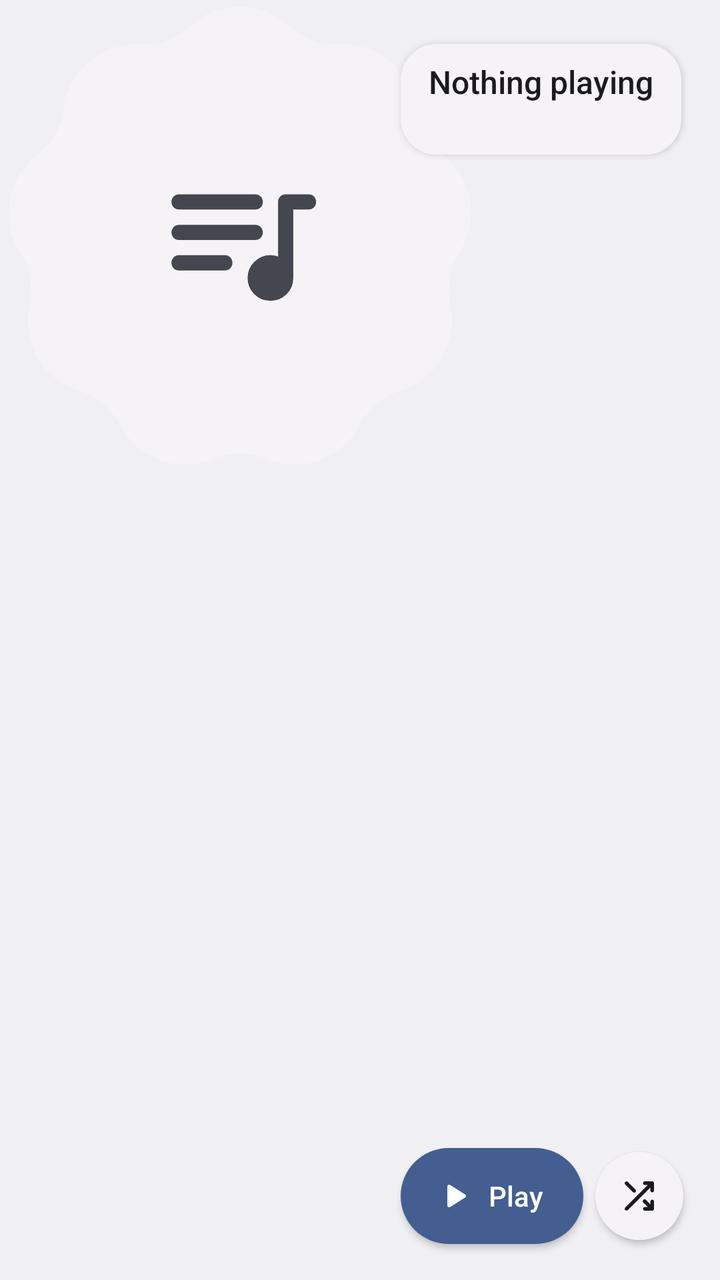
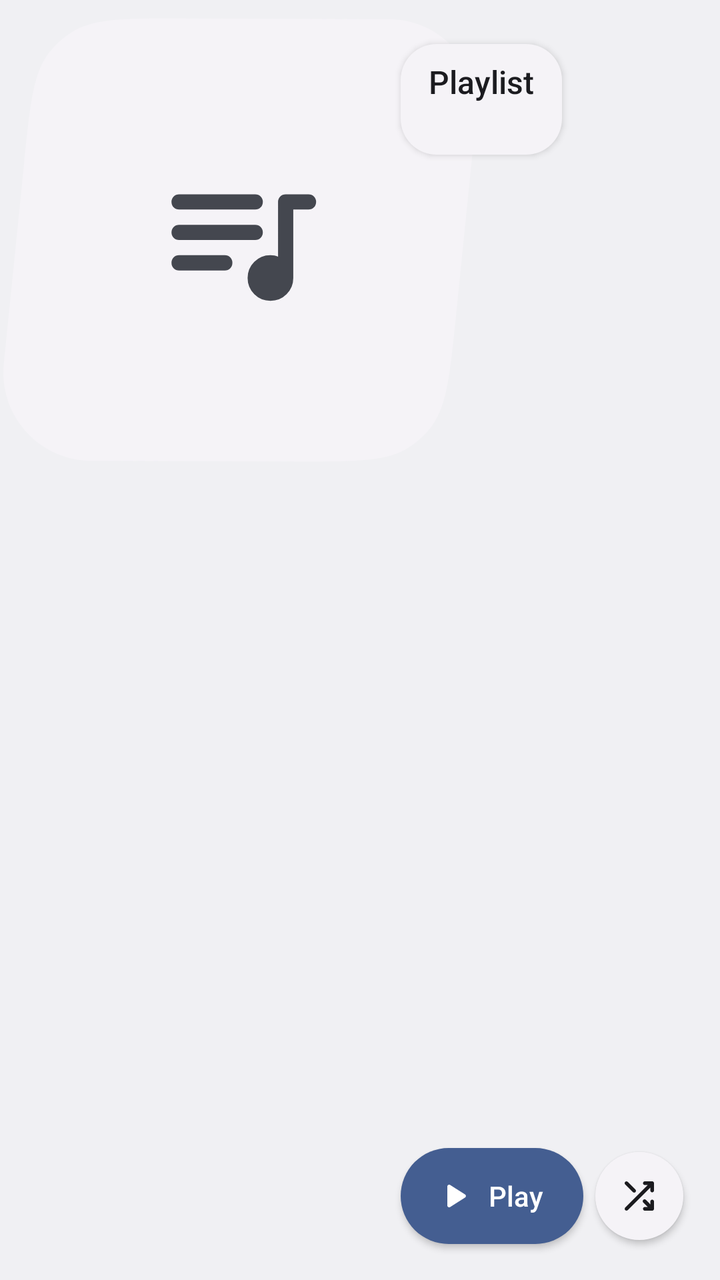

The first picture is an Android layout as it rendered before a commit; the second is the same layout after the commit. The layout source and the unified diff follow.
<!-- AndroidManifest.xml: application theme Theme.Music -->
<!-- res/layout/widget_playlist_floating_wide.xml -->
<?xml version="1.0" encoding="utf-8"?>
<RelativeLayout xmlns:android="http://schemas.android.com/apk/res/android"
    android:id="@+id/widget_root"
    android:layout_width="match_parent"
    android:layout_height="match_parent"
    android:clipChildren="false"
    android:clipToPadding="false">

    
    <ImageView
        android:id="@+id/widget_cover"
        android:layout_width="wrap_content"
        android:layout_height="match_parent"
        android:layout_alignParentStart="true"
        android:adjustViewBounds="true"
        android:importantForAccessibility="no"
        android:maxWidth="240dp"
        android:scaleType="fitStart"
        android:src="@drawable/widget_cookie_empty" />

    <LinearLayout
        android:id="@+id/widget_label"
        android:layout_width="wrap_content"
        android:layout_height="wrap_content"
        android:layout_alignParentTop="true"
        android:layout_marginStart="-40dp"
        android:layout_marginTop="22dp"
        android:layout_marginEnd="3dp"
        android:layout_toEndOf="@id/widget_cover"
        android:background="@drawable/widget_label"
        android:elevation="2dp"
        android:orientation="vertical"
        android:paddingStart="14dp"
        android:paddingTop="8dp"
        android:paddingEnd="14dp"
        android:paddingBottom="8dp">

        <TextView
            android:id="@+id/widget_title"
            android:layout_width="wrap_content"
            android:layout_height="wrap_content"
            android:text="@string/label_widget_nothing_playing"
            android:textSize="16sp"
            android:ellipsize="end"
            android:fontFamily="sans-serif-medium"
            android:maxLines="1"
            android:textColor="@color/widget_on_surface" />

        <TextView
            android:id="@+id/widget_text"
            android:layout_width="wrap_content"
            android:layout_height="wrap_content"
            android:textSize="13sp"
            android:ellipsize="end"
            android:maxLines="1"
            android:textColor="@color/widget_on_surface_variant" />
    </LinearLayout>

    <LinearLayout
        android:id="@+id/widget_buttons"
        android:layout_width="wrap_content"
        android:layout_height="wrap_content"
        android:layout_alignStart="@id/widget_label"
        android:layout_alignParentBottom="true"
        android:layout_marginBottom="18dp"
        android:clipChildren="false"
        android:gravity="center_vertical"
        android:orientation="horizontal">

        <LinearLayout
            android:id="@+id/widget_play"
            android:layout_width="wrap_content"
            android:layout_height="48dp"
            android:background="@drawable/widget_button_primary_pill"
            android:elevation="2dp"
            android:gravity="center_vertical"
            android:orientation="horizontal"
            android:paddingStart="16dp"
            android:paddingEnd="20dp">

            <ImageView
                android:layout_width="22dp"
                android:layout_height="22dp"
                android:importantForAccessibility="no"
                android:src="@drawable/ic_play_arrow"
                android:tint="@color/widget_on_primary" />

            <TextView
                android:id="@+id/widget_play_label"
                android:layout_width="wrap_content"
                android:layout_height="wrap_content"
                android:layout_marginStart="6dp"
                android:fontFamily="sans-serif-medium"
                android:text="@string/content_description_play"
                android:textColor="@color/widget_on_primary"
                android:textSize="14sp" />
        </LinearLayout>

            <ImageView
                android:id="@+id/widget_shuffle"
                android:layout_width="44dp"
                android:layout_height="44dp"
                android:layout_marginStart="6dp"
                android:background="@drawable/widget_button_surface_circle"
                android:contentDescription="@string/label_widget_playlist"
                android:elevation="2dp"
                android:padding="11dp"
                android:src="@drawable/ic_shuffle"
                android:tint="@color/widget_on_surface" />
    </LinearLayout>
</RelativeLayout>
<!-- resources referenced by this layout -->
<resources>
  <color name="widget_on_primary">@android:color/system_on_primary_light</color>
  <color name="widget_on_surface">@android:color/system_on_surface_light</color>
  <color name="widget_on_surface_variant">@android:color/system_on_surface_variant_light</color>
  <!-- drawable widget_button_primary_pill (drawable) -->
  <?xml version="1.0" encoding="utf-8"?>
  <ripple xmlns:android="http://schemas.android.com/apk/res/android" android:color="?android:attr/colorControlHighlight">
      <item>
          <shape android:shape="rectangle">
              <corners android:radius="24dp" />
              <solid android:color="@color/widget_primary" />
          </shape>
      </item>
  </ripple>
  <!-- drawable widget_button_surface_circle (drawable) -->
  <?xml version="1.0" encoding="utf-8"?>
  <ripple xmlns:android="http://schemas.android.com/apk/res/android" android:color="?android:attr/colorControlHighlight">
      <item>
          <shape android:shape="oval">
              <solid android:color="@color/widget_surface" />
          </shape>
      </item>
  </ripple>
  <!-- drawable widget_cookie_empty (drawable) -->
  <?xml version="1.0" encoding="utf-8"?>
  <layer-list xmlns:android="http://schemas.android.com/apk/res/android">
      <item android:drawable="@drawable/widget_cookie" />
      <item>
          <inset android:drawable="@drawable/widget_ic_queue_music" android:inset="31%" />
      </item>
  </layer-list>
  <!-- drawable widget_label (drawable) -->
  <?xml version="1.0" encoding="utf-8"?>
  <shape xmlns:android="http://schemas.android.com/apk/res/android" android:shape="rectangle">
      <corners android:radius="18dp" />
      <solid android:color="@color/widget_surface" />
  </shape>
  <string name="content_description_play">Play</string>
  <string name="label_widget_nothing_playing">Nothing playing</string>
  <string name="label_widget_playlist">Playlist</string>
  <style name="Theme.Music" parent="@android:style/Theme.DeviceDefault.DayNight">
          <item name="android:windowActionBar">false</item>
          <item name="android:windowNoTitle">true</item>
      </style>
  <color name="widget_primary">@android:color/system_primary_light</color>
  <color name="widget_surface">@android:color/system_surface_container_low_light</color>
  <!-- drawable widget_cookie (drawable) -->
  <?xml version="1.0" encoding="utf-8"?>
  <vector xmlns:android="http://schemas.android.com/apk/res/android"
      android:width="112dp"
      android:height="112dp"
      android:viewportWidth="1"
      android:viewportHeight="1">
    <path
        android:fillColor="@color/widget_placeholder"
        android:pathData="M0.5000,0.0142 C0.5365,0.0142 0.5730,0.0273 0.6019,0.0535 C0.6313,0.0801 0.6700,0.0942 0.7096,0.0927 C0.7876,0.0897 0.8551,0.1463 0.8657,0.2237 C0.8711,0.2630 0.8916,0.2986 0.9230,0.3229 C0.9847,0.3708 1.0000,0.4576 0.9584,0.5236 C0.9372,0.5572 0.9301,0.5977 0.9385,0.6365 C0.9550,0.7128 0.9109,0.7891 0.8366,0.8130 C0.7988,0.8251 0.7673,0.8515 0.7488,0.8867 C0.7124,0.9557 0.6296,0.9858 0.5573,0.9563 C0.5206,0.9413 0.4794,0.9413 0.4427,0.9563 C0.3704,0.9858 0.2876,0.9557 0.2512,0.8867 C0.2327,0.8515 0.2012,0.8251 0.1634,0.8130 C0.0891,0.7891 0.0450,0.7128 0.0615,0.6365 C0.0699,0.5977 0.0628,0.5572 0.0416,0.5236 C0.0000,0.4576 0.0153,0.3708 0.0770,0.3229 C0.1084,0.2986 0.1289,0.2630 0.1343,0.2237 C0.1449,0.1463 0.2124,0.0897 0.2904,0.0927 C0.3300,0.0942 0.3687,0.0801 0.3981,0.0535 C0.4270,0.0273 0.4635,0.0142 0.5000,0.0142 Z"/>
  </vector>
  <color name="widget_placeholder">@android:color/system_surface_container_low_light</color>
  <!-- unchanged entries left out for length: 3 -->
</resources>

<!-- the commit's change to res/layout/widget_playlist_floating_wide.xml (unified diff, before → after) -->
@@ -16,7 +16,7 @@
         android:importantForAccessibility="no"
         android:maxWidth="240dp"
         android:scaleType="fitStart"
-        android:src="@drawable/widget_cookie_empty" />
+        android:src="@drawable/widget_shape_empty" />
 
     <LinearLayout
         android:id="@+id/widget_label"
@@ -39,7 +39,7 @@
             android:id="@+id/widget_title"
             android:layout_width="wrap_content"
             android:layout_height="wrap_content"
-            android:text="@string/label_widget_nothing_playing"
+            android:text="@string/label_widget_playlist"
             android:textSize="16sp"
             android:ellipsize="end"
             android:fontFamily="sans-serif-medium"
<!-- resource entries referenced after the edit -->
@@ -22,22 +22,21 @@
           </shape>
       </item>
   </ripple>
-  <!-- drawable widget_cookie_empty (drawable) -->
-  <?xml version="1.0" encoding="utf-8"?>
-  <layer-list xmlns:android="http://schemas.android.com/apk/res/android">
-      <item android:drawable="@drawable/widget_cookie" />
-      <item>
-          <inset android:drawable="@drawable/widget_ic_queue_music" android:inset="31%" />
-      </item>
-  </layer-list>
   <!-- drawable widget_label (drawable) -->
   <?xml version="1.0" encoding="utf-8"?>
   <shape xmlns:android="http://schemas.android.com/apk/res/android" android:shape="rectangle">
       <corners android:radius="18dp" />
       <solid android:color="@color/widget_surface" />
   </shape>
+  <!-- drawable widget_shape_empty (drawable) -->
+  <?xml version="1.0" encoding="utf-8"?>
+  <layer-list xmlns:android="http://schemas.android.com/apk/res/android">
+      <item android:drawable="@drawable/widget_shape" />
+      <item>
+          <inset android:drawable="@drawable/widget_ic_queue_music" android:inset="31%" />
+      </item>
+  </layer-list>
   <string name="content_description_play">Play</string>
-  <string name="label_widget_nothing_playing">Nothing playing</string>
   <string name="label_widget_playlist">Playlist</string>
   <style name="Theme.Music" parent="@android:style/Theme.DeviceDefault.DayNight">
           <item name="android:windowActionBar">false</item>
@@ -45,7 +44,7 @@
       </style>
   <color name="widget_primary">@android:color/system_primary_light</color>
   <color name="widget_surface">@android:color/system_surface_container_low_light</color>
-  <!-- drawable widget_cookie (drawable) -->
+  <!-- drawable widget_shape (drawable) -->
   <?xml version="1.0" encoding="utf-8"?>
   <vector xmlns:android="http://schemas.android.com/apk/res/android"
       android:width="112dp"
@@ -54,7 +53,7 @@
       android:viewportHeight="1">
     <path
         android:fillColor="@color/widget_placeholder"
-        android:pathData="M0.5000,0.0142 C0.5365,0.0142 0.5730,0.0273 0.6019,0.0535 C0.6313,0.0801 0.6700,0.0942 0.7096,0.0927 C0.7876,0.0897 0.8551,0.1463 0.8657,0.2237 C0.8711,0.2630 0.8916,0.2986 0.9230,0.3229 C0.9847,0.3708 1.0000,0.4576 0.9584,0.5236 C0.9372,0.5572 0.9301,0.5977 0.9385,0.6365 C0.9550,0.7128 0.9109,0.7891 0.8366,0.8130 C0.7988,0.8251 0.7673,0.8515 0.7488,0.8867 C0.7124,0.9557 0.6296,0.9858 0.5573,0.9563 C0.5206,0.9413 0.4794,0.9413 0.4427,0.9563 C0.3704,0.9858 0.2876,0.9557 0.2512,0.8867 C0.2327,0.8515 0.2012,0.8251 0.1634,0.8130 C0.0891,0.7891 0.0450,0.7128 0.0615,0.6365 C0.0699,0.5977 0.0628,0.5572 0.0416,0.5236 C0.0000,0.4576 0.0153,0.3708 0.0770,0.3229 C0.1084,0.2986 0.1289,0.2630 0.1343,0.2237 C0.1449,0.1463 0.2124,0.0897 0.2904,0.0927 C0.3300,0.0942 0.3687,0.0801 0.3981,0.0535 C0.4270,0.0273 0.4635,0.0142 0.5000,0.0142 Z"/>
+        android:pathData="M0.8755,0.9140 C0.8677,0.9211 0.8593,0.9274 0.8504,0.9331 C0.8046,0.9620 0.7410,0.9618 0.6138,0.9614 C0.4765,0.9609 0.3392,0.9605 0.2020,0.9601 C0.1924,0.9600 0.1877,0.9600 0.1850,0.9599 C0.0806,0.9566 0.0000,0.8671 0.0075,0.7629 C0.0077,0.7602 0.0082,0.7555 0.0091,0.7460 C0.0228,0.6111 0.0365,0.4762 0.0501,0.3414 C0.0630,0.2148 0.0694,0.1515 0.1029,0.1090 C0.1160,0.0924 0.1318,0.0782 0.1496,0.0669 C0.1954,0.0380 0.2590,0.0382 0.3862,0.0386 C0.5235,0.0391 0.6608,0.0395 0.7980,0.0399 C0.8076,0.0400 0.8123,0.0400 0.8150,0.0401 C0.9194,0.0434 1.0000,0.1329 0.9925,0.2371 C0.9923,0.2398 0.9918,0.2445 0.9909,0.2540 C0.9772,0.3889 0.9635,0.5238 0.9499,0.6586 C0.9370,0.7852 0.9306,0.8485 0.8971,0.8910 C0.8905,0.8993 0.8833,0.9070 0.8755,0.9140 Z"/>
   </vector>
   <color name="widget_placeholder">@android:color/system_surface_container_low_light</color>
   <!-- unchanged entries left out for length: 3 -->
